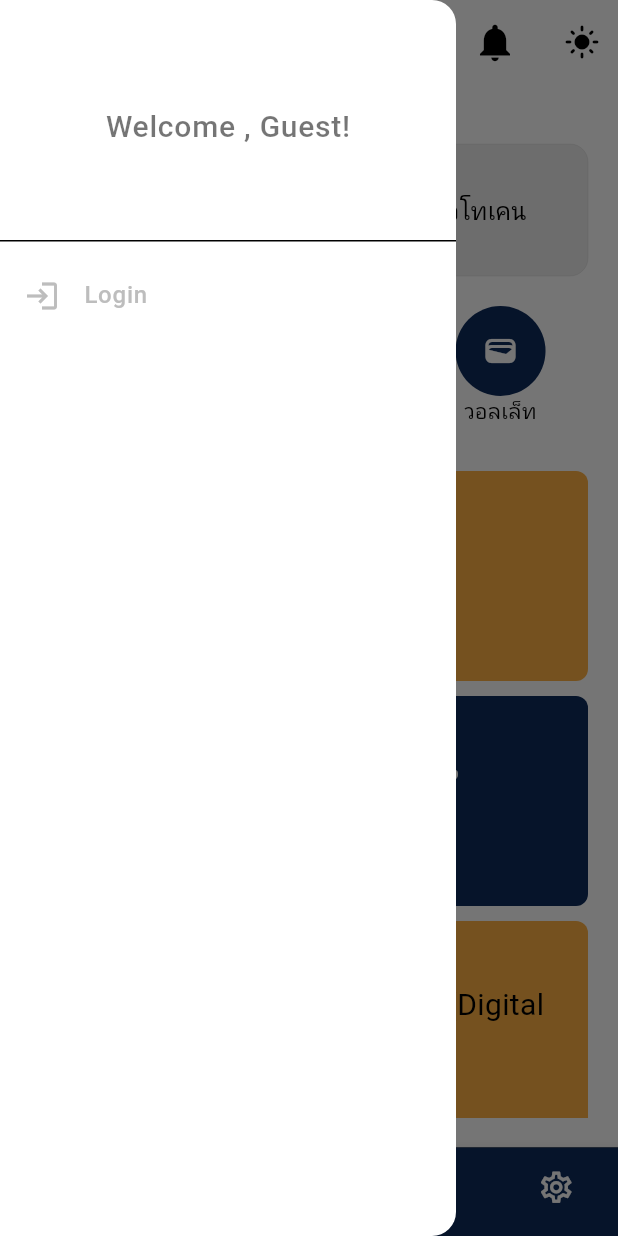
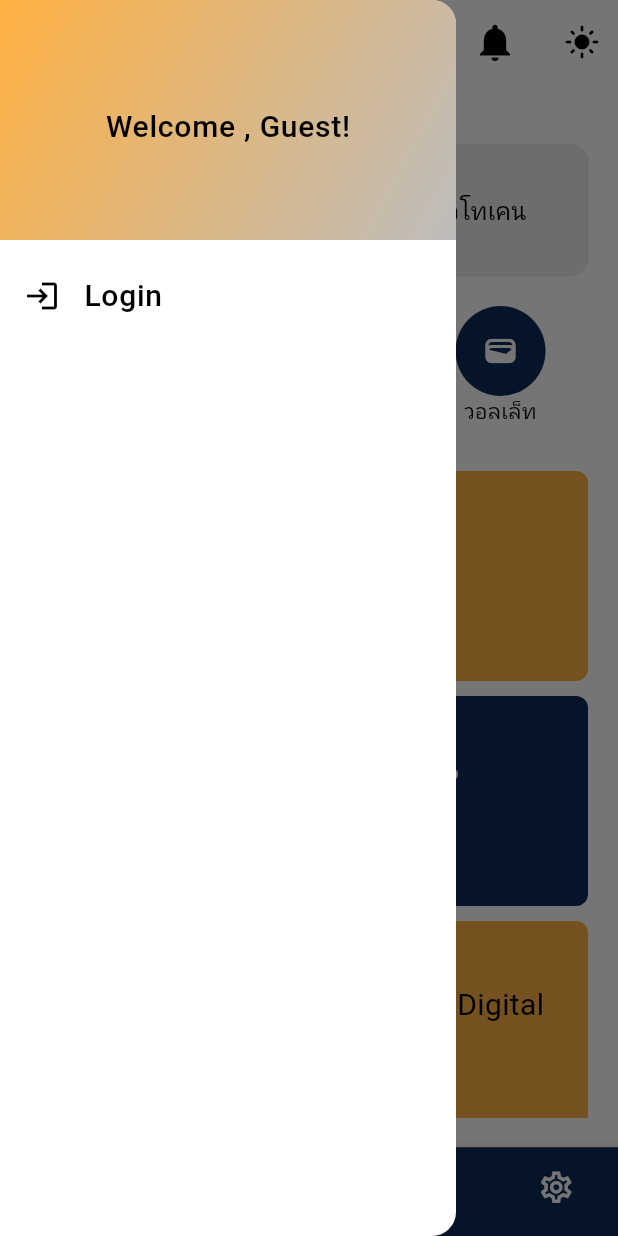
Before and after one commit to mskerz/versa_app_tutorial_cleanarch, a Flutter app: the screen it shows after launch, with the side drawer open, on a phone screen of 412 x 824 dp. Run offline on Flutter 3.47's test engine with Material 3 defaults, Android fonts, the phone set to English and light mode, and no system bars; our stand-ins replace auto_route, dio, equatable, flutter_riverpod, font_awesome_flutter, freezed_annotation and 4 more; network calls fail; Roboto replaces fonts that are missing (Kanit, Prompt).

Commit message:
แก้สี theme และ animation push notifcation

```diff
--- a/lib/features/digital_token/presentation/widgets/tab_build.dart
+++ b/lib/features/digital_token/presentation/widgets/tab_build.dart
@@ -7,6 +7,7 @@ import 'package:versa_app_tutorial_cleanarch/shared/domain/models/token/token_mo
 
 Widget buildTokenList(List<Token> tokens, String status, BuildContext context) {
   final filtered = tokens.where((token) => token.status == status).toList();
+
   print(filtered);
   if (filtered.isEmpty) {
     return Center(
--- a/lib/features/home/presentation/screens/home_screen.dart
+++ b/lib/features/home/presentation/screens/home_screen.dart
@@ -7,7 +7,7 @@ import 'package:versa_app_tutorial_cleanarch/features/home/presentation/provider
 import 'package:versa_app_tutorial_cleanarch/features/home/presentation/widgets/bottom_navbar_bar.dart';
 import 'package:versa_app_tutorial_cleanarch/features/home/presentation/widgets/leading_logo.dart';
 import 'package:versa_app_tutorial_cleanarch/features/home/presentation/widgets/progress_signup.dart';
-import 'package:versa_app_tutorial_cleanarch/features/home/presentation/widgets/user_drawer.dart';
+import 'package:versa_app_tutorial_cleanarch/features/home/presentation/widgets/drawer.dart';
 import 'package:versa_app_tutorial_cleanarch/features/notification/presentation/providers/notification_provider.dart';
 import 'package:versa_app_tutorial_cleanarch/features/notification/presentation/widgets/notification_badge.dart';
 import 'package:versa_app_tutorial_cleanarch/routes/app_route.dart';
@@ -47,9 +47,9 @@ class _HomeScreenState extends ConsumerState<HomeScreen> {
 
     final notificationCount = ref.watch(notificationCountUnreadProvider);
     final appThemeNotifier = ref.read(appThemeProvider.notifier);
-    final  theme = ref.watch(appThemeProvider);
+    final theme = ref.watch(appThemeProvider);
     return Scaffold(
-      backgroundColor: Theme.of(context).colorScheme.surface,
+        backgroundColor: Theme.of(context).colorScheme.surface,
         drawer: UserDrawer(),
         appBar: AppBar(
           elevation: 0,
@@ -57,7 +57,8 @@ class _HomeScreenState extends ConsumerState<HomeScreen> {
           leading: Builder(
             builder: (BuildContext context) {
               return LeadingLogo(
-                logoAssetPath: theme == ThemeMode.dark ? DARK_LOGO_IMG :LIGHT_LOGO_IMG,
+                logoAssetPath:
+                    theme == ThemeMode.dark ? DARK_LOGO_IMG : LIGHT_LOGO_IMG,
                 onMenuPressed: () {
                   // Open the drawer using the correct context
                   Scaffold.of(context).openDrawer();
@@ -68,7 +69,6 @@ class _HomeScreenState extends ConsumerState<HomeScreen> {
           actions: [
             NotificationBadge(
               notificationCount: notificationCount, // Example: 3 notifications
-
             ),
             IconButton(
                 onPressed: () {
@@ -87,8 +87,6 @@ class _HomeScreenState extends ConsumerState<HomeScreen> {
           child: Column(
             crossAxisAlignment: CrossAxisAlignment.start,
             children: [
-
-
               const SizedBox(
                 height: 20,
               ),
@@ -102,10 +100,9 @@ class _HomeScreenState extends ConsumerState<HomeScreen> {
                         Text(
                           "สวัสดี $prefix ${user?.firstName} ${user?.lastName}",
                           style: GoogleFonts.kanit(
-                            fontSize: 22,
-                            fontWeight: FontWeight.w400,
-                            color: Theme.of(context).primaryColor
-                          ),
+                              fontSize: 22,
+                              fontWeight: FontWeight.w400,
+                              color: Theme.of(context).primaryColor),
                         ),
                         SizedBox(height: 5), // Adjust the space between texts
                         // Text(
@@ -131,7 +128,7 @@ class _HomeScreenState extends ConsumerState<HomeScreen> {
                   ),
                 ),
                 child: isLoggedIn
-                    ? buildLoggedInProgressBar(progress, percent,context)
+                    ? buildLoggedInProgressBar(progress, percent, context)
                     : buildUnloggedInMessage(context),
               ),
               SizedBox(height: 20),
@@ -158,13 +155,16 @@ class _HomeScreenState extends ConsumerState<HomeScreen> {
                               height: 60,
                               decoration: BoxDecoration(
                                 borderRadius: BorderRadius.circular(30),
-                                color: const Color(0xFF0D2B5B),
+                                color: Theme.of(context).colorScheme.primary,
                               ),
-                              child: Icon(Icons.widgets, color: Colors.white),
+                              child: Icon(Icons.widgets,
+                                  color:
+                                      Theme.of(context).primaryIconTheme.color),
                             ),
                             Text(
                               "โทเคนดิจิทัล",
-                              style: GoogleFonts.prompt(color: Theme.of(context).primaryColor),
+                              style: GoogleFonts.prompt(
+                                  color: Theme.of(context).primaryColor),
                             ),
                           ],
                         ),
@@ -189,14 +189,16 @@ class _HomeScreenState extends ConsumerState<HomeScreen> {
                               height: 60,
                               decoration: BoxDecoration(
                                 borderRadius: BorderRadius.circular(30),
-                                color: const Color(0xFF0D2B5B),
+                                color: Theme.of(context).colorScheme.primary,
                               ),
                               child: Icon(Icons.shopping_cart,
-                                  color: Colors.white),
+                                  color:
+                                      Theme.of(context).primaryIconTheme.color),
                             ),
                             Text(
                               "การจองซื้อ",
-                              style: GoogleFonts.prompt(color: Theme.of(context).primaryColor),
+                              style: GoogleFonts.prompt(
+                                  color: Theme.of(context).primaryColor),
                             ),
                           ],
                         ),
@@ -223,13 +225,16 @@ class _HomeScreenState extends ConsumerState<HomeScreen> {
                               height: 60,
                               decoration: BoxDecoration(
                                 borderRadius: BorderRadius.circular(30),
-                                color: const Color(0xFF0D2B5B),
+                                color: Theme.of(context).colorScheme.primary,
                               ),
-                              child: Icon(Icons.wallet, color: Colors.white),
+                              child: Icon(Icons.wallet,
+                                  color:
+                                      Theme.of(context).primaryIconTheme.color),
                             ),
                             Text(
                               "วอลเล็ท",
-                              style: GoogleFonts.prompt(color: Theme.of(context).primaryColor),
+                              style: GoogleFonts.prompt(
+                                  color: Theme.of(context).primaryColor),
                             ),
                           ],
                         ),
--- a/lib/features/home/presentation/widgets/user_drawer.dart
+++ b/lib/features/home/presentation/widgets/drawer.dart
@@ -33,17 +33,37 @@ class UserDrawer extends ConsumerWidget {
     return ListView(
       padding: EdgeInsets.zero,
       children: [
-        const DrawerHeader(
+        Theme(
+          data: Theme.of(context).copyWith(
+            dividerTheme: const DividerThemeData(color: Colors.transparent),
+          ),
+          child: DrawerHeader(
+            decoration: BoxDecoration(
+              gradient: LinearGradient(
+                colors: [
+                  Theme.of(context).colorScheme.secondary,
+                  Theme.of(context).colorScheme.onSurface, // สีที่สองใน gradient
+                ],
+                begin: Alignment.topLeft,
+                end: Alignment.bottomRight,
+              ),
+            ),
             child: Center(
               child: Text(
                 "Welcome , Guest!",
-              style: TextStyle(fontSize: 20, color: Colors.black54),
+                style: GoogleFonts.kanit(
+                    fontSize: 20, color: Theme.of(context).primaryColor),
+              ),
             ),
           ),
         ),
         ListTile(
-          leading: const Icon(Icons.login),
-          title: const Text('Login'),
+          leading: Icon(Icons.login, color: Theme.of(context).primaryColor),
+          title: Text(
+            'Login',
+            style: GoogleFonts.kanit(
+                fontSize: 20, color: Theme.of(context).primaryColor),
+          ),
           onTap: () {
             // นำทางไปหน้าล็อกอิน
           },
@@ -60,14 +80,26 @@ class UserDrawer extends ConsumerWidget {
     final authNotifier = ref.read(authNotifierProvider.notifier);
     final notificationNotifier = ref.read(notificationStateProvider.notifier);
     return ListView(
-
       shrinkWrap: true,
       padding: EdgeInsets.zero,
+      clipBehavior: Clip.none, // ทำให้ไม่มีกำแพงระหว่างส่วนต่างๆ
+
       children: [
         // ข้อมูลผู้ใช้ที่แสดงบน Drawer
-        DrawerHeader(
+        Theme(
+          data: Theme.of(context).copyWith(
+            dividerTheme: const DividerThemeData(color: Colors.transparent),
+          ),
+          child: DrawerHeader(
             decoration: BoxDecoration(
-            color: Theme.of(context).colorScheme.secondary,
+              gradient: LinearGradient(
+                colors: [
+                  Theme.of(context).colorScheme.surface,
+                  Theme.of(context).colorScheme.secondary, // สีที่สองใน gradient
+                ],
+                begin: Alignment.topLeft,
+                end: Alignment.bottomRight,
+              ),
             ),
             child: Row(children: [
               Column(
@@ -77,47 +109,67 @@ class UserDrawer extends ConsumerWidget {
   radius: 30,
   backgroundImage: user.image.isNotEmpty
       ? NetworkImage(user.image)
-                        : AssetImage(DEFAULT_IMAGE_PROFILE) // ตรวจสอบ image
+      : AssetImage(DEFAULT_IMAGE_PROFILE),
+  child: Container(
+    decoration: BoxDecoration(
+      shape: BoxShape.circle,
+      border: Border.all(
+        color: Theme.of(context).colorScheme.inversePrimary, // กำหนดสีขอบที่นี่
+        width: 3, // กำหนดความหนาของขอบ
       ),
+    ),
+  ),
+),
+
                   Text(
                     '${user.firstName} ${user.lastName}',
-                  style: GoogleFonts.prompt(color: Theme.of(context).primaryColor, fontSize: 18),
+                    style: GoogleFonts.prompt(
+                        color: Theme.of(context).primaryColor, fontSize: 18),
                   ),
                   Text(
                     user.phoneNumber, // ตรวจสอบ email
-                  style: GoogleFonts.prompt(color: Theme.of(context).primaryColor, fontSize: 18),
+                    style: GoogleFonts.prompt(
+                        color: Theme.of(context).primaryColor, fontSize: 18),
                   ),
                 ],
               ),
             ]),
           ),
+        ),
         // เมนูต่างๆ ใน Drawer
         ListTile(
           leading: Icon(Icons.home),
-          title: Text('Home',style: GoogleFonts.prompt(color: Theme.of(context).primaryColor)),
+          title: Text('Home',
+              style: GoogleFonts.prompt(color: Theme.of(context).primaryColor)),
           onTap: () {
             // การนำทางไปหน้าหลัก
           },
         ),
         ListTile(
           leading: Icon(Icons.settings),
-          title: Text('Settings',style: GoogleFonts.prompt(color: Theme.of(context).primaryColor),),
+          title: Text(
+            'Settings',
+            style: GoogleFonts.prompt(color: Theme.of(context).primaryColor),
+          ),
           onTap: () {
             // การนำทางไปหน้าการตั้งค่า
           },
         ),
         ListTile(
           leading: Icon(Icons.logout),
-          title: Text('Logout',style: GoogleFonts.prompt(color: Theme.of(context).primaryColor)),
+          title: Text('Logout',
+              style: GoogleFonts.prompt(color: Theme.of(context).primaryColor)),
           onTap: () {
             showDialog(
               context: context,
               builder: (context) {
                 return AlertDialog(
                   title: Text("ยืนยันการออกจากระบบ",
-                      style: GoogleFonts.prompt(color: Theme.of(context).primaryColor)),
+                      style: GoogleFonts.prompt(
+                          color: Theme.of(context).primaryColor)),
                   content: Text('คุณแน่ใจหรือไม่ว่าต้องการออกจากระบบ?',
-                      style: GoogleFonts.prompt(color: Theme.of(context).primaryColor)),
+                      style: GoogleFonts.prompt(
+                          color: Theme.of(context).primaryColor)),
                   actions: [
                     ElevatedButton(
                       style: ElevatedButton.styleFrom(
@@ -128,7 +180,8 @@ class UserDrawer extends ConsumerWidget {
                       },
                       child: Text(
                         "กลับ",
-                        style: GoogleFonts.prompt(color: Theme.of(context).primaryColor),
+                        style: GoogleFonts.prompt(
+                            color: Theme.of(context).primaryColor),
                       ),
                     ),
                     ElevatedButton(
--- a/lib/shared/theme/app_theme.dart
+++ b/lib/shared/theme/app_theme.dart
@@ -74,11 +74,12 @@ class AppTheme {
         primaryContainer: AppColors.lightBlue,
         secondaryContainer: AppColors.lightSkyBlue,
         error: AppColors.error,
+        inversePrimary: AppColors.primary
       ),
       scaffoldBackgroundColor: AppColors.backgroundDarkBlue,
-      textTheme: TextThemes.darkTextTheme,
-      primaryTextTheme: TextThemes.primaryTextTheme,
-      appBarTheme: const AppBarTheme(
+      textTheme: TextThemes.textTheme,
+      primaryTextTheme: TextThemes.darkTextTheme,
+      appBarTheme: AppBarTheme(
         elevation: 0,
         foregroundColor: AppColors.primary,
         backgroundColor: AppColors.backgroundDarkBlue, // เปลี่ยนสีของ app bar
@@ -125,6 +126,7 @@ class AppTheme {
         onSurface: AppColors.backgroundContainerLight,
         secondaryContainer: AppColors.lightWhiteGrey,
         error: AppColors.error,
+        inversePrimary: AppColors.secondary
       ),
       appBarTheme: const AppBarTheme(
         elevation: 0,
--- a/lib/shared/theme/test_styles.dart
+++ b/lib/shared/theme/test_styles.dart
@@ -1,47 +1,48 @@
 import 'package:flutter/material.dart';
+import 'package:google_fonts/google_fonts.dart';
 
 class AppTextStyles {
   static const String fontFamily = 'Prompt';
 
   /// Text style for body
-  static const TextStyle bodyLg = TextStyle(
+  static TextStyle bodyLg = GoogleFonts.prompt(
     fontSize: 16,
     fontWeight: FontWeight.w500,
   );
 
-  static const TextStyle body = TextStyle(
+  static TextStyle body = GoogleFonts.prompt(
     fontSize: 14,
     fontWeight: FontWeight.w400,
   );
 
-  static const TextStyle bodySm = TextStyle(
+  static TextStyle bodySm = GoogleFonts.prompt(
     fontSize: 12,
     fontWeight: FontWeight.w300,
   );
 
-  static const TextStyle bodyXs = TextStyle(
+  static TextStyle bodyXs = GoogleFonts.prompt(
     fontSize: 10,
     fontWeight: FontWeight.w300,
   );
 
   /// Text style for heading
 
-  static const TextStyle h1 = TextStyle(
+  static TextStyle h1 = GoogleFonts.prompt(
     fontSize: 24,
     fontWeight: FontWeight.w700,
   );
 
-  static const TextStyle h2 = TextStyle(
+  static TextStyle h2 = GoogleFonts.prompt(
     fontSize: 22,
     fontWeight: FontWeight.w700,
   );
 
-  static const TextStyle h3 = TextStyle(
+  static  TextStyle h3 = GoogleFonts.prompt(
     fontSize: 20,
     fontWeight: FontWeight.w600,
   );
 
-  static const TextStyle h4 = TextStyle(
+  static TextStyle h4 = GoogleFonts.prompt(
     fontSize: 18,
     fontWeight: FontWeight.w500,
   );
--- a/lib/shared/theme/text_theme.dart
+++ b/lib/shared/theme/text_theme.dart
@@ -6,7 +6,7 @@ class TextThemes {
   /// Main text theme
 
   static TextTheme get textTheme {
-    return const TextTheme(
+    return TextTheme(
       bodyLarge: AppTextStyles.bodyLg,
       bodyMedium: AppTextStyles.body,
       titleMedium: AppTextStyles.bodySm,
```
Also changed, not shown: lib/features/digital_token/presentation/providers/state/notifier/token_list_notifier.dart (+22 -3 lines), lib/features/digital_token/presentation/screens/token_intro_screen.dart (+8 -8 lines), lib/features/notification/presentation/providers/state/notifier/notification_notifier.dart (+30 -4 lines), lib/features/notification/presentation/screens/notification_screen.dart (+20 -94 lines), lib/features/notification/presentation/widgets/notification/notification_empty.dart (added, +24 -0 lines), lib/features/notification/presentation/widgets/notification/notification_failure.dart (added, +56 -0 lines), lib/features/notification/presentation/widgets/notification/notification_initial.dart (added, +12 -0 lines), lib/features/notification/presentation/widgets/notification/notification_success.dart (added, +156 -0 lines). Lines whose indentation alone changed are shown as unchanged.
